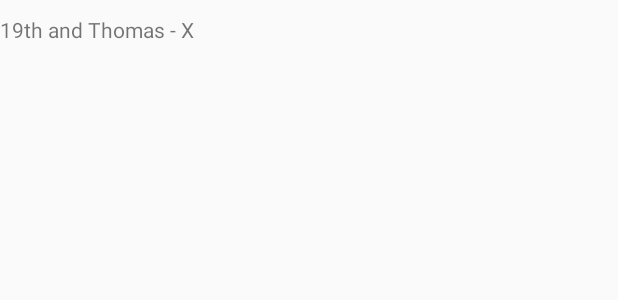
After one commit to dabutvin/bustop, an Android app: the layout item_stop.xml on its own in the app's theme, with its tools: preview values and no code run, on a phone screen of 412 x 824 dp. The commit adds this screen. Shown: the top 300 px of the screen. Run offline under Robolectric (Android 15) with nearby library versions, the phone set to English and light mode, and no system bars.

```diff
--- /dev/null
+++ b/app/src/main/res/layout/item_stop.xml
@@ -0,0 +1,42 @@
+<?xml version="1.0" encoding="utf-8"?>
+<LinearLayout xmlns:android="http://schemas.android.com/apk/res/android"
+    android:orientation="vertical"
+    android:paddingTop="10dp"
+    android:paddingBottom="20dp"
+    android:layout_width="match_parent"
+    android:layout_height="match_parent">
+
+    <LinearLayout
+        android:orientation="horizontal"
+        android:layout_width="match_parent"
+        android:layout_height="wrap_content">
+
+        <TextView
+            android:id="@+id/stop_name"
+            android:text="19th and Thomas"
+            android:layout_width="wrap_content"
+            android:layout_height="wrap_content" />
+
+        <TextView
+            android:text=" - "
+            android:layout_width="wrap_content"
+            android:layout_height="wrap_content" />
+
+        <TextView
+            android:id="@+id/stop_direction"
+            android:text="X"
+            android:layout_width="wrap_content"
+            android:layout_height="wrap_content" />
+
+    </LinearLayout>
+
+    <TextView
+        android:id="@+id/stop_route1_name"
+        android:layout_width="match_parent"
+        android:layout_height="wrap_content" />
+
+    <TextView
+        android:id="@+id/stop_route2_name"
+        android:layout_width="match_parent"
+        android:layout_height="wrap_content" />
+</LinearLayout>
```
Also changed, not shown: app/src/main/java/com/dabutvin/bustime/DeserializeStopsForLocationTask.java (+29 -0 lines), app/src/main/java/com/dabutvin/bustime/MainActivity.java (+12 -7 lines), app/src/main/java/com/dabutvin/bustime/Stop.java (+9 -0 lines), app/src/main/java/com/dabutvin/bustime/StopAdapter.java (added, +82 -0 lines), app/src/main/res/layout/content_main.xml (+8 -1 lines).
